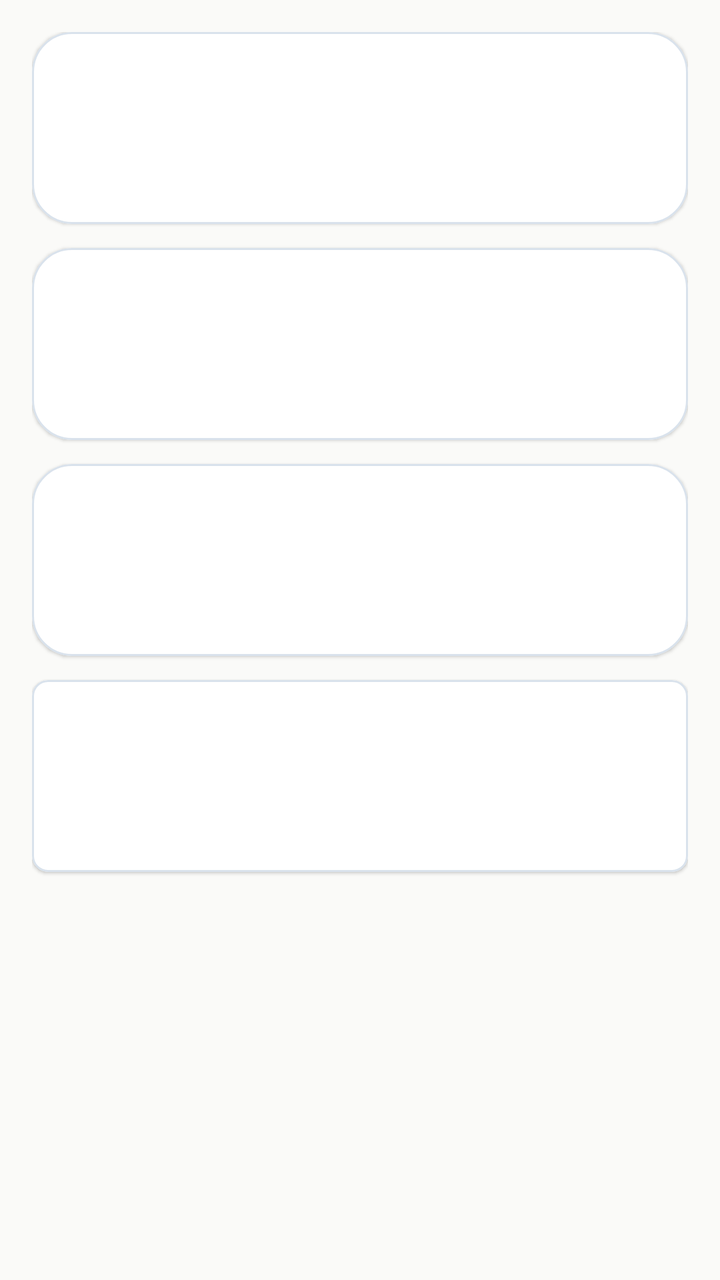
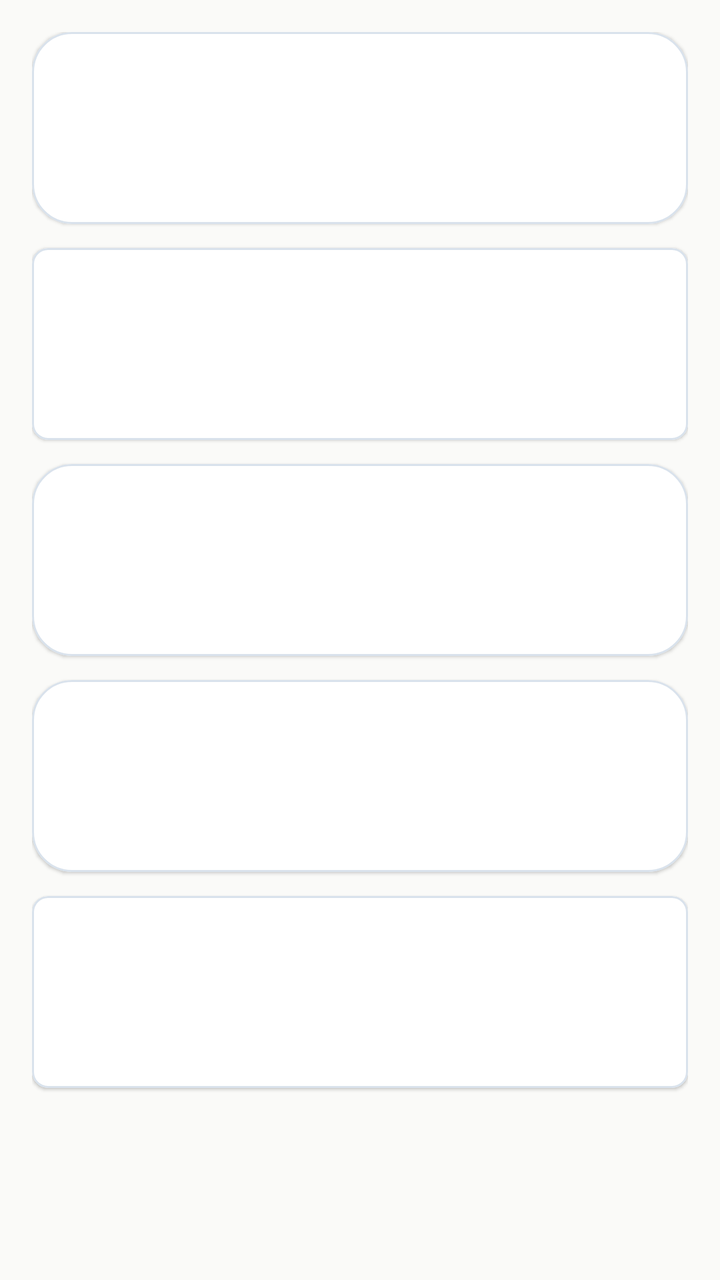

An Android layout rendered at two revisions. The XML below is the earlier revision; the diff shows what the commit changed to produce the second picture.
<!-- AndroidManifest.xml: application theme Theme.Wandroid -->
<!-- res/layout/fragment_projects.xml -->
<?xml version="1.0" encoding="utf-8"?>
<ScrollView xmlns:android="http://schemas.android.com/apk/res/android"
    xmlns:app="http://schemas.android.com/apk/res-auto"
    android:layout_width="match_parent"
    android:layout_height="match_parent"
    android:background="@color/surface_background"
    android:fillViewport="true">

    <LinearLayout
        android:layout_width="match_parent"
        android:layout_height="wrap_content"
        android:background="@color/surface_background"
        android:orientation="vertical"
        android:padding="16dp">

        <com.google.android.material.card.MaterialCardView
            android:id="@+id/entryMoyuVideo"
            android:layout_width="match_parent"
            android:layout_height="wrap_content"
            app:cardBackgroundColor="@color/surface_card"
            app:cardCornerRadius="20dp"
            app:cardElevation="1dp"
            app:strokeColor="@color/divider"
            app:strokeWidth="1dp">

            <LinearLayout
                android:layout_width="match_parent"
                android:layout_height="wrap_content"
                android:orientation="vertical"
                android:padding="20dp">

                <TextView
                    android:id="@+id/entryMoyuVideoTitle"
                    android:layout_width="match_parent"
                    android:layout_height="wrap_content"
                    android:textAppearance="@style/TextAppearance.MaterialComponents.Headline6"
                    android:textColor="@color/text_primary"
                    android:textStyle="bold" />

                <TextView
                    android:id="@+id/entryMoyuVideoSummary"
                    android:layout_width="match_parent"
                    android:layout_height="wrap_content"
                    android:layout_marginTop="10dp"
                    android:textAppearance="@style/TextAppearance.MaterialComponents.Body2"
                    android:textColor="@color/text_secondary" />
            </LinearLayout>
        </com.google.android.material.card.MaterialCardView>

        <com.google.android.material.card.MaterialCardView
            android:id="@+id/entryMoyuNews"
            android:layout_width="match_parent"
            android:layout_height="wrap_content"
            android:layout_marginTop="12dp"
            app:cardBackgroundColor="@color/surface_card"
            app:cardCornerRadius="20dp"
            app:cardElevation="1dp"
            app:strokeColor="@color/divider"
            app:strokeWidth="1dp">

            <LinearLayout
                android:layout_width="match_parent"
                android:layout_height="wrap_content"
                android:orientation="vertical"
                android:padding="20dp">

                <TextView
                    android:id="@+id/entryMoyuNewsTitle"
                    android:layout_width="match_parent"
                    android:layout_height="wrap_content"
                    android:textAppearance="@style/TextAppearance.MaterialComponents.Headline6"
                    android:textColor="@color/text_primary"
                    android:textStyle="bold" />

                <TextView
                    android:id="@+id/entryMoyuNewsSummary"
                    android:layout_width="match_parent"
                    android:layout_height="wrap_content"
                    android:layout_marginTop="10dp"
                    android:textAppearance="@style/TextAppearance.MaterialComponents.Body2"
                    android:textColor="@color/text_secondary" />
            </LinearLayout>
        </com.google.android.material.card.MaterialCardView>

        <com.google.android.material.card.MaterialCardView
            android:id="@+id/entryInternetNews"
            android:layout_width="match_parent"
            android:layout_height="wrap_content"
            android:layout_marginTop="12dp"
            app:cardBackgroundColor="@color/surface_card"
            app:cardCornerRadius="20dp"
            app:cardElevation="1dp"
            app:strokeColor="@color/divider"
            app:strokeWidth="1dp">

            <LinearLayout
                android:layout_width="match_parent"
                android:layout_height="wrap_content"
                android:orientation="vertical"
                android:padding="20dp">

                <TextView
                    android:id="@+id/entryInternetNewsTitle"
                    android:layout_width="match_parent"
                    android:layout_height="wrap_content"
                    android:textAppearance="@style/TextAppearance.MaterialComponents.Headline6"
                    android:textColor="@color/text_primary"
                    android:textStyle="bold" />

                <TextView
                    android:id="@+id/entryInternetNewsSummary"
                    android:layout_width="match_parent"
                    android:layout_height="wrap_content"
                    android:layout_marginTop="10dp"
                    android:textAppearance="@style/TextAppearance.MaterialComponents.Body2"
                    android:textColor="@color/text_secondary" />
            </LinearLayout>
        </com.google.android.material.card.MaterialCardView>

        <com.google.android.material.card.MaterialCardView
            android:id="@+id/entryWallpaper"
            android:layout_width="match_parent"
            android:layout_height="wrap_content"
            android:layout_marginTop="12dp"
            android:clickable="true"
            android:focusable="true"
            android:foreground="?attr/selectableItemBackground"
            app:cardBackgroundColor="@color/surface_card"
            app:cardCornerRadius="8dp"
            app:cardElevation="1dp"
            app:strokeColor="@color/divider"
            app:strokeWidth="1dp">

            <LinearLayout
                android:layout_width="match_parent"
                android:layout_height="wrap_content"
                android:orientation="vertical"
                android:padding="20dp">

                <TextView
                    android:id="@+id/entryWallpaperTitle"
                    android:layout_width="match_parent"
                    android:layout_height="wrap_content"
                    android:textAppearance="@style/TextAppearance.MaterialComponents.Headline6"
                    android:textColor="@color/text_primary"
                    android:textStyle="bold" />

                <TextView
                    android:id="@+id/entryWallpaperSummary"
                    android:layout_width="match_parent"
                    android:layout_height="wrap_content"
                    android:layout_marginTop="10dp"
                    android:textAppearance="@style/TextAppearance.MaterialComponents.Body2"
                    android:textColor="@color/text_secondary" />
            </LinearLayout>
        </com.google.android.material.card.MaterialCardView>
    </LinearLayout>
</ScrollView>
<!-- resources referenced by this layout -->
<resources>
  <color name="divider">#D9E2EC</color>
  <color name="surface_background">#FAFAF8</color>
  <color name="surface_card">#FFFFFFFF</color>
  <color name="text_primary">#1F2933</color>
  <color name="text_secondary">#52606D</color>
  <style name="Theme.Wandroid" parent="Theme.MaterialComponents.DayNight.NoActionBar">
          <item name="colorPrimary">@color/brand_primary</item>
          <item name="colorPrimaryVariant">@color/brand_primary_dark</item>
          <item name="colorOnPrimary">@color/white</item>
          <item name="colorSecondary">@color/brand_secondary</item>
          <item name="colorSecondaryVariant">@color/brand_secondary</item>
          <item name="colorOnSecondary">@color/white</item>
          <item name="colorSurface">@color/surface_background</item>
          <item name="colorOnSurface">@color/text_primary</item>
          <item name="android:statusBarColor">@android:color/transparent</item>
          <item name="android:navigationBarColor">@android:color/transparent</item>
          <item name="android:windowBackground">@color/surface_background</item>
      </style>
  <color name="brand_primary">#0F4C5C</color>
  <color name="brand_primary_dark">#083440</color>
  <color name="white">#FFFFFFFF</color>
  <color name="brand_secondary">#E36414</color>
</resources>

<!-- the commit's change to res/layout/fragment_projects.xml (unified diff, before → after) -->
@@ -39,6 +39,44 @@
 
                 <TextView
                     android:id="@+id/entryMoyuVideoSummary"
+                    android:layout_width="match_parent"
+                    android:layout_height="wrap_content"
+                    android:layout_marginTop="10dp"
+                    android:textAppearance="@style/TextAppearance.MaterialComponents.Body2"
+                    android:textColor="@color/text_secondary" />
+            </LinearLayout>
+        </com.google.android.material.card.MaterialCardView>
+
+        <com.google.android.material.card.MaterialCardView
+            android:id="@+id/entryMoyuLive"
+            android:layout_width="match_parent"
+            android:layout_height="wrap_content"
+            android:layout_marginTop="12dp"
+            android:clickable="true"
+            android:focusable="true"
+            android:foreground="?attr/selectableItemBackground"
+            app:cardBackgroundColor="@color/surface_card"
+            app:cardCornerRadius="8dp"
+            app:cardElevation="1dp"
+            app:strokeColor="@color/divider"
+            app:strokeWidth="1dp">
+
+            <LinearLayout
+                android:layout_width="match_parent"
+                android:layout_height="wrap_content"
+                android:orientation="vertical"
+                android:padding="20dp">
+
+                <TextView
+                    android:id="@+id/entryMoyuLiveTitle"
+                    android:layout_width="match_parent"
+                    android:layout_height="wrap_content"
+                    android:textAppearance="@style/TextAppearance.MaterialComponents.Headline6"
+                    android:textColor="@color/text_primary"
+                    android:textStyle="bold" />
+
+                <TextView
+                    android:id="@+id/entryMoyuLiveSummary"
                     android:layout_width="match_parent"
                     android:layout_height="wrap_content"
                     android:layout_marginTop="10dp"
